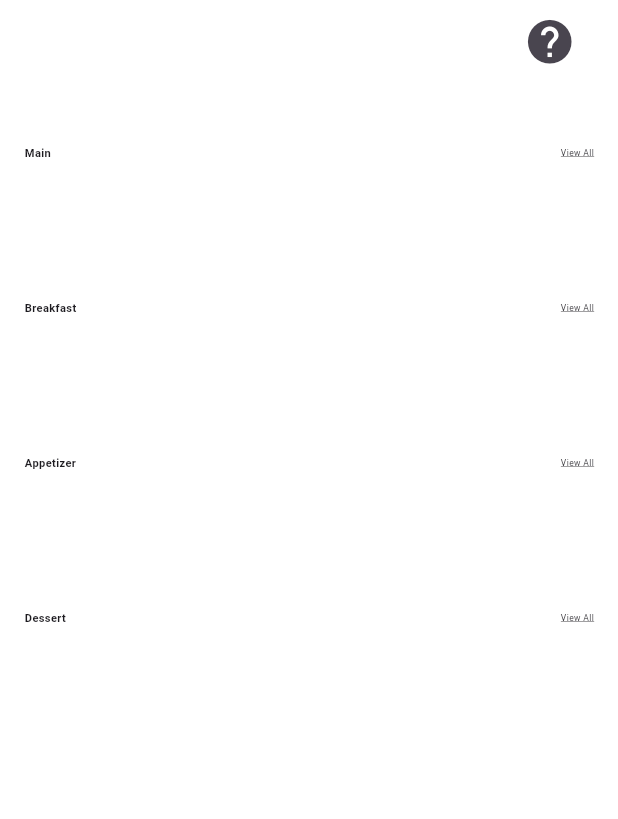
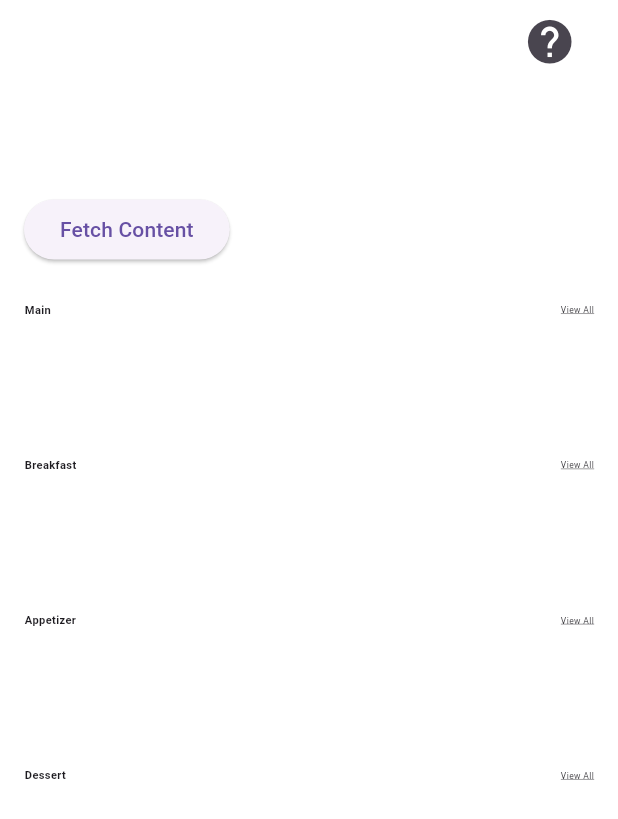
Before and after one commit to COS301-SE-2024/Culinary-Companion, a Flutter app: the HomeScreen screen opened directly, on a phone screen of 412 x 824 dp. Shown: the top 819 px of the screen. Run offline on Flutter 3.47's test engine with Material 3 defaults, Android fonts, the phone set to English and light mode, and no system bars; drawn by our look-alikes of carousel_slider; our stand-ins replace flutter_dotenv, flutter_typeahead, google_generative_ai, image_picker, lottie, multi_select_flutter and 2 more; accounts and stored records are empty; network calls fail.

Commit message:
Add initial Ingredients Substitution prompt

```diff
--- a/lib/main.dart
+++ b/lib/main.dart
@@ -7,10 +7,10 @@ import 'screens/signup_screen.dart'; // Import the new signup screen
 import 'screens/confirm_details.dart'; //Import the confirm details, a.k.a Signup 2 page
 import 'screens/main.dart'; // Import the main screen
 import 'package:supabase_flutter/supabase_flutter.dart';
-//import 'package:flutter_dotenv/flutter_dotenv.dart'; //LLM
+import 'package:flutter_dotenv/flutter_dotenv.dart'; //LLM
 
 void main() async {
-  //await dotenv.load(); //LLM
+  await dotenv.load(); //LLM
   WidgetsFlutterBinding.ensureInitialized();
   await Supabase.initialize(
     url: 'https://gsnhwvqprmdticzglwdf.supabase.co',
--- a/lib/screens/home_screen.dart
+++ b/lib/screens/home_screen.dart
@@ -1,4 +1,6 @@
 import 'package:flutter/material.dart';
+import 'package:flutter_dotenv/flutter_dotenv.dart';
+import 'package:google_generative_ai/google_generative_ai.dart';
 import 'package:http/http.dart' as http;
 import 'dart:convert';
 import 'package:lottie/lottie.dart';
@@ -6,7 +8,7 @@ import 'package:carousel_slider/carousel_slider.dart';
 import '../widgets/recipe_card.dart';
 import '../widgets/help_home.dart';
 
-//import '../gemini_service.dart'; // LLM
+import '../gemini_service.dart'; // LLM
 
 class HomeScreen extends StatefulWidget {
   @override
@@ -19,20 +21,20 @@ class _HomeScreenState extends State<HomeScreen> {
   bool _isGridView = false;
   String _selectedCategory = '';
   OverlayEntry? _helpMenuOverlay;
-  //String _generatedText = '';  // LLM
+  String _generatedText = '';  // LLM
 
-  // Future<void> _loadContent() async {  // LLM
-  //   final content = await fetchContentBackpack();
-  //   setState(() {
-  //     _generatedText = content;
-  //   });
-  // }
+  Future<void> _loadContent() async {  // LLM
+    final content = await fetchIngredientSubstitution();
+    setState(() {
+      _generatedText = content;
+    });
+  }
 
   @override
   void initState() {
     super.initState();
     fetchAllRecipes();
-    //_fetchContent();
+    // _fetchContent();
   }
   //   Future<void> _fetchContent() async {
   //   final apiKey = dotenv.env['API_KEY'] ?? '';
@@ -335,19 +337,19 @@ class _HomeScreenState extends State<HomeScreen> {
                     child: Column(
                       crossAxisAlignment: CrossAxisAlignment.start,
                       children: [
-                        //SizedBox(height: 24),
+                        // SizedBox(height: 24),
                         //    Text(
                         //   _generatedText,
                         //   style: TextStyle(fontSize: 18),
                         //   textAlign: TextAlign.center,
                         // ),
-                        // SizedBox(height: 16),
-                        // Text(_generatedText), // LLM
-                        // SizedBox(height: 20),
-                        // ElevatedButton(
-                        //   onPressed: _loadContent,
-                        //   child: Text('Fetch Content'),
-                        // ),
+                        SizedBox(height: 16),
+                        Text(_generatedText), // LLM
+                        SizedBox(height: 20),
+                        ElevatedButton(
+                          onPressed: _loadContent,
+                          child: Text('Fetch Content'),
+                        ),
                         SizedBox(height: 24),
                         _buildCarousel('Main', _filterRecipesByCourse('Main')),
                         _buildCarousel(
```
Also changed, not shown: lib/gemini_service.dart (+57 -0 lines), 1 other file.
